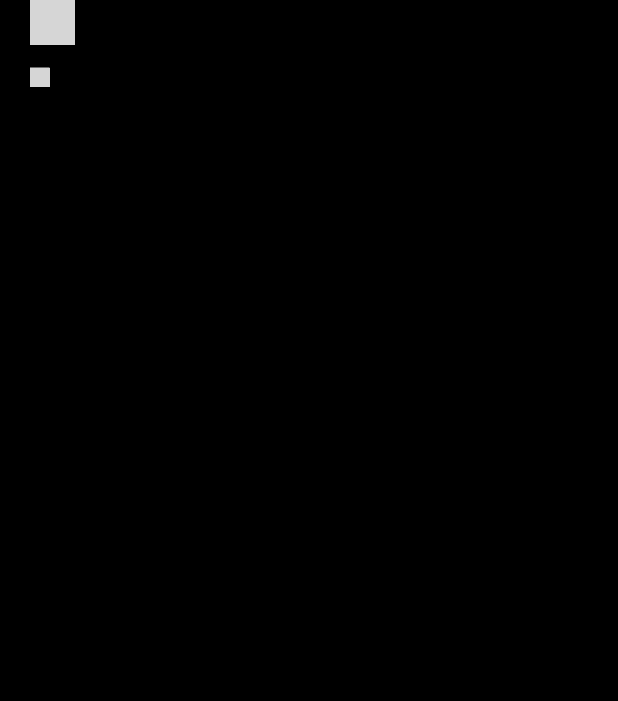
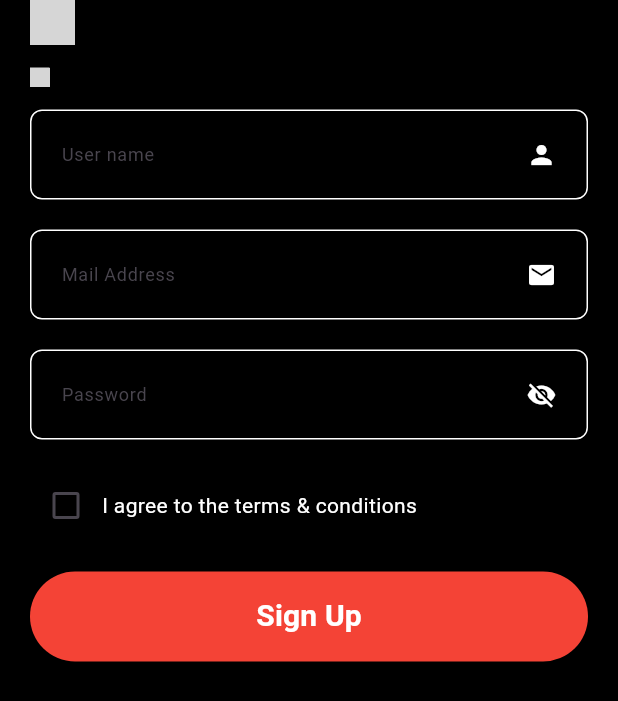
Before and after one commit to Shahin4292/ScaleUP-Task, a Flutter app: the SignUpScreen screen opened directly, on a phone screen of 412 x 824 dp. Shown: the top 701 px of the screen. Run offline on Flutter 3.47's test engine with Material 3 defaults, Android fonts, the phone set to English and light mode, and no system bars; our stand-ins replace get; grey boxes are pictures that could not be loaded.

```diff
--- a/lib/view/sign_up_screen/sign_up_screen.dart
+++ b/lib/view/sign_up_screen/sign_up_screen.dart
@@ -1,6 +1,9 @@
 import 'package:flutter/material.dart';
 import 'package:get/get.dart';
 import 'package:scale_up_task/res/components/text.dart';
+import 'package:scale_up_task/view/sign_up_screen/widget/name_field.dart';
+import 'package:scale_up_task/view/sign_up_screen/widget/password_field.dart';
+import 'package:scale_up_task/view/sign_up_screen/widget/text_field.dart';
 
 import '../../viewModel/sign_up_controller/sign_up_controller.dart';
 
@@ -15,17 +18,77 @@ class SignUpScreen extends StatelessWidget {
       backgroundColor: Colors.black,
       body: Padding(
         padding: const EdgeInsets.symmetric(horizontal: 20.0),
+        child: Form(
+          key: signUpController.formKey,
           child: Column(
             spacing: 15,
             crossAxisAlignment: CrossAxisAlignment.start,
             children: [
               BoldText(text: "Sign Up", size: 30, color: Colors.white),
               ModifiedText(
-              text:"Integer ultricies dolor enim id sed pulvinar sagittis in. Morbi venenatis nunc turpis morbi. Vitae ullamcorper vehicula praesent lorem.",
+                text:
+                    "Integer ultricies dolor enim id sed pulvinar sagittis in. Morbi venenatis nunc turpis morbi. Vitae ullamcorper vehicula praesent lorem.",
                 color: Colors.white,
                 size: 13,
-              fontWeight: FontWeight.normal,),
+                fontWeight: FontWeight.normal,
+              ),
+              Column(
+                spacing: 20,
+                children: [
+                  NameFieldInput(
+                    signUpController: signUpController,
+                  ),
+                  TextFieldInput(
+                    signUpController: signUpController,
+                  ),
+                  PasswordFieldInput(
+                    signUpController: signUpController,
+                  ),
+                  Obx(
+                    () => Row(
+                      children: [
+                        Checkbox(
+                          value: signUpController.isTermsAccepted.value,
+                          onChanged: (value) =>
+                              signUpController.toggleTermsAccepted(),
+                          activeColor: Colors.red,
+                          focusColor: Colors.red,
+                        ),
+                        const Text(
+                          'I agree to the terms & conditions',
+                          style: TextStyle(
+                              color: Colors.white,
+                              fontSize: 14,
+                              fontWeight: FontWeight.normal),
+                        ),
                       ],
+                    ),
+                  ),
+                  Obx(
+                    () => ElevatedButton(
+                      onPressed: signUpController.isTermsAccepted.value
+                          ? signUpController.signUp
+                          : SizedBox.shrink,
+                      style: ElevatedButton.styleFrom(
+                        backgroundColor: Colors.red,
+                        shape: RoundedRectangleBorder(
+                          borderRadius: BorderRadius.circular(30),
+                        ),
+                        minimumSize: Size(MediaQuery.sizeOf(context).width, 60),
+                      ),
+                      child: const Text(
+                        'Sign Up',
+                        style: TextStyle(
+                            fontSize: 20,
+                            color: Colors.white,
+                            fontWeight: FontWeight.bold),
+                      ),
+                    ),
+                  ),
+                ],
+              )
+            ],
+          ),
         ),
       ),
     );
```
Lines whose indentation alone changed are shown as unchanged.
